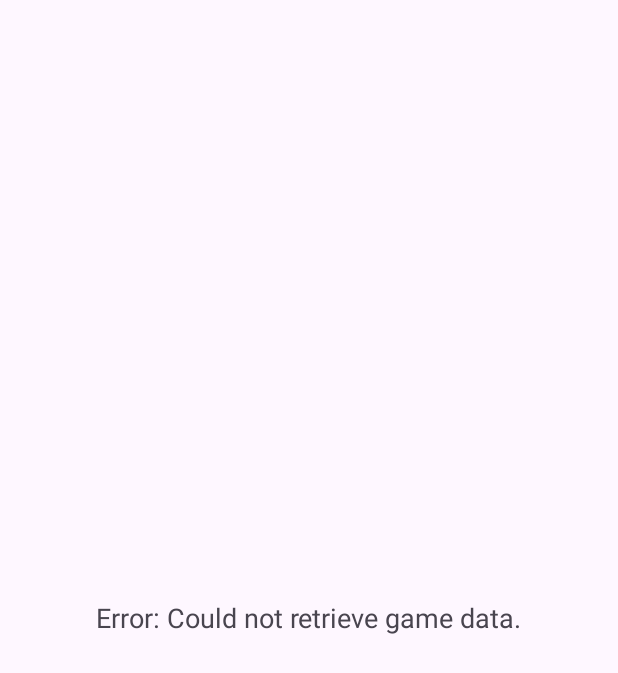
After one commit to SeanHordines/paint_by_number, an Android app: the GameActivity screen opened directly, with no data from a screen before it, on a phone screen of 412 x 824 dp. The commit adds this screen. Shown: the top 673 px of the screen. Run offline under Robolectric (Android 15) with nearby library versions, the phone set to English and light mode, and no system bars.

```diff
--- a/app/src/main/AndroidManifest.xml
+++ b/app/src/main/AndroidManifest.xml
@@ -12,6 +12,9 @@
         android:supportsRtl="true"
         android:theme="@style/Theme.PaintByNumber">
         <activity
+            android:name=".GameActivity"
+            android:exported="false" />
+        <activity
             android:name=".MainActivity"
             android:exported="true">
             <intent-filter>
--- /dev/null
+++ b/app/src/main/java/com/zybooks/paintbynumber/GameActivity.java
@@ -0,0 +1,47 @@
+package com.zybooks.paintbynumber;
+
+import android.content.Intent;
+import android.os.Bundle;
+import android.util.Log;
+import android.widget.TextView; // Import the TextView class
+import androidx.appcompat.app.AppCompatActivity;
+
+public class GameActivity extends AppCompatActivity {
+
+    // logging for debug messages
+    private static final String TAG = "GameActivity";
+
+    @Override
+    protected void onCreate(Bundle savedInstanceState) {
+        super.onCreate(savedInstanceState);
+        setContentView(R.layout.activity_game); // connects to activity_game.xml layout
+
+        //  intent that was used to start activity
+        Intent intent = getIntent();
+
+        // get the data sent from MainActivity.
+        // second parameter is a default value if data isn't found.
+        int imageId = intent.getIntExtra(MainActivity.EXTRA_IMAGE_ID, -1);
+        int gridSize = intent.getIntExtra(MainActivity.EXTRA_GRID_SIZE, -1);
+        int colorCount = intent.getIntExtra(MainActivity.EXTRA_COLOR_COUNT, -1);
+
+        // log values to the "Logcat" window in Android Studio to confirm they arrived.
+
+        Log.d(TAG, "Received Image ID: " + imageId);
+        Log.d(TAG, "Received Grid Size: " + gridSize);
+        Log.d(TAG, "Received Color Count: " + colorCount);
+
+
+        TextView debugTextView = findViewById(R.id.debug_text_view);
+        if (imageId != -1) {
+            // if imageId found, display info.
+            String debugText = "Image Resource ID: " + imageId +
+                    "\nGrid Size: " + gridSize +
+                    "\nNumber of Colors: " + colorCount;
+            debugTextView.setText(debugText);
+        } else {
+            //no imageId was found, show an error.
+            debugTextView.setText("Error: Could not retrieve game data.");
+        }
+    }
+}
--- /dev/null
+++ b/app/src/main/res/layout/activity_game.xml
@@ -0,0 +1,23 @@
+<?xml version="1.0" encoding="utf-8"?>
+<LinearLayout
+    xmlns:android="http://schemas.android.com/apk/res/android"
+    xmlns:tools="http://schemas.android.com/tools"
+    android:id="@+id/main"
+    android:layout_width="match_parent"
+    android:layout_height="match_parent"
+    android:gravity="center"
+    android:orientation="vertical"
+    android:padding="16dp"
+    tools:context=".GameActivity">
+
+    <!-- textview is used to display the data passed from MainActivity -->
+    <TextView
+        android:id="@+id/debug_text_view"
+        android:layout_width="wrap_content"
+        android:layout_height="wrap_content"
+        android:textSize="18sp"
+        tools:text="Game data will appear here." />
+
+
+
+</LinearLayout>
```
Also changed, not shown: app/src/main/java/com/zybooks/paintbynumber/MainActivity.java (+125 -9 lines), app/src/main/res/layout/activity_main.xml (+20 -9 lines), app/src/main/res/drawable/scream4.jpg (added).
